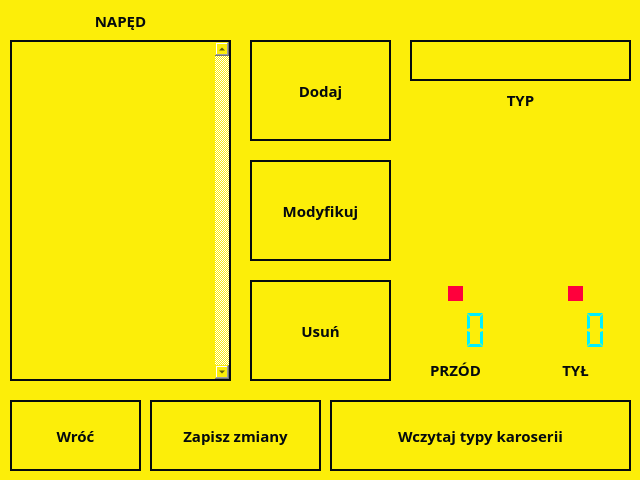
MystryDawid/Cars, file mainwindow.ui: the form before one commit.
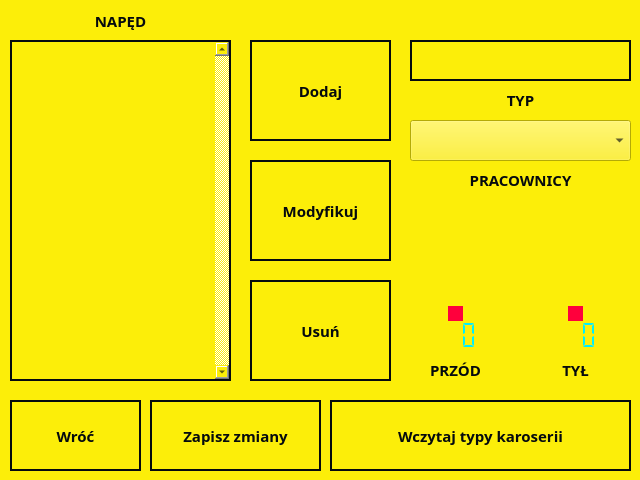
The form after the commit. The open tabs and pages were chosen to show the change.

Commit message: naped, dodałem pracownika

Diff of the .ui file:
```diff
--- a/mainwindow.ui
+++ b/mainwindow.ui
@@ -919,9 +919,9 @@
       <property name="geometry">
        <rect>
         <x>420</x>
-        <y>130</y>
+        <y>210</y>
         <width>71</width>
-        <height>171</height>
+        <height>111</height>
        </rect>
       </property>
       <property name="maximum">
@@ -935,9 +935,9 @@
       <property name="geometry">
        <rect>
         <x>540</x>
-        <y>130</y>
+        <y>210</y>
         <width>71</width>
-        <height>171</height>
+        <height>111</height>
        </rect>
       </property>
       <property name="maximum">
@@ -983,9 +983,9 @@
       <property name="geometry">
        <rect>
         <x>420</x>
-        <y>310</y>
+        <y>320</y>
         <width>71</width>
-        <height>41</height>
+        <height>31</height>
        </rect>
       </property>
       <property name="frameShape">
@@ -1017,9 +1017,9 @@
       <property name="geometry">
        <rect>
         <x>540</x>
-        <y>310</y>
+        <y>320</y>
         <width>71</width>
-        <height>41</height>
+        <height>31</height>
        </rect>
       </property>
       <property name="frameShape">
@@ -1038,6 +1038,32 @@
        <number>0</number>
       </property>
      </widget>
+     <widget class="QComboBox" name="napedPracownicy">
+      <property name="geometry">
+       <rect>
+        <x>410</x>
+        <y>120</y>
+        <width>221</width>
+        <height>41</height>
+       </rect>
+      </property>
+     </widget>
+     <widget class="QLabel" name="label_17">
+      <property name="geometry">
+       <rect>
+        <x>410</x>
+        <y>160</y>
+        <width>221</width>
+        <height>40</height>
+       </rect>
+      </property>
+      <property name="text">
+       <string>PRACOWNICY</string>
+      </property>
+      <property name="alignment">
+       <set>Qt::AlignCenter</set>
+      </property>
+     </widget>
      <zorder>wroc_6</zorder>
      <zorder>listaNaped</zorder>
      <zorder>label_6</zorder>
@@ -1054,6 +1080,8 @@
      <zorder>lcdNumberTyl</zorder>
      <zorder>wartoscTyl</zorder>
      <zorder>wartoscPrzod</zorder>
+     <zorder>label_17</zorder>
+     <zorder>napedPracownicy</zorder>
     </widget>
     <widget class="QWidget" name="kola">
      <widget class="QPushButton" name="wroc_7">
```
The commit also changes 6 other files.
